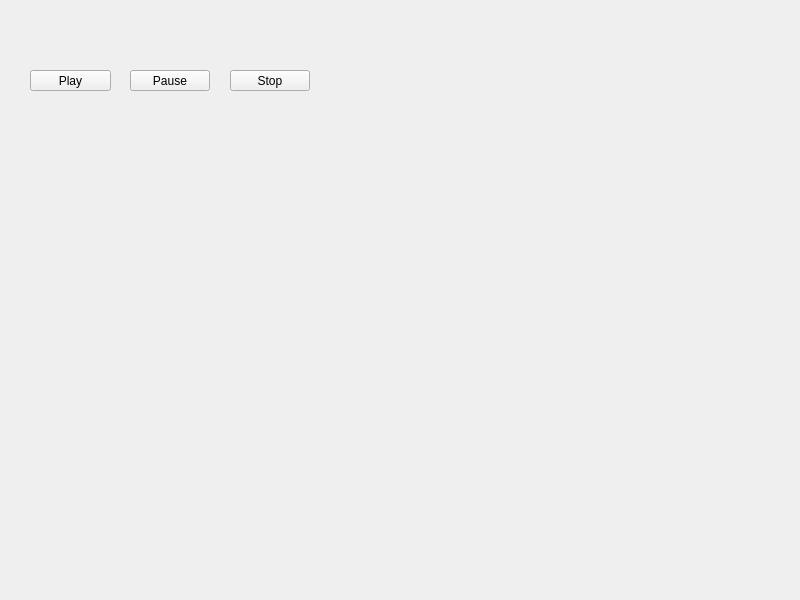
Before: the Qt Designer form widget.ui in Boriz81/QtMediaPlayer2, drawn with Qt 5.
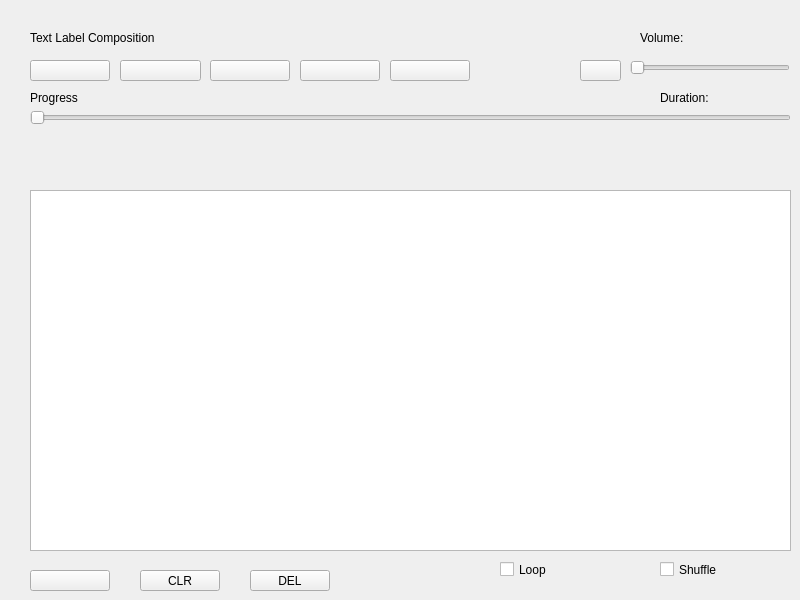
After: the same form once the commit is applied. Icons and pictures are not drawn.

Diff of the .ui file:
```diff
--- a/widget.ui
+++ b/widget.ui
@@ -20,40 +20,232 @@
   <widget class="QPushButton" name="pushButtonPlay">
    <property name="geometry">
     <rect>
-     <x>30</x>
-     <y>70</y>
+     <x>120</x>
+     <y>60</y>
      <width>81</width>
      <height>21</height>
     </rect>
    </property>
    <property name="text">
-    <string>Play</string>
+    <string/>
    </property>
   </widget>
   <widget class="QPushButton" name="pushButtonPause">
    <property name="geometry">
     <rect>
-     <x>130</x>
-     <y>70</y>
+     <x>210</x>
+     <y>60</y>
      <width>80</width>
      <height>21</height>
     </rect>
    </property>
    <property name="text">
-    <string>Pause</string>
+    <string/>
    </property>
   </widget>
   <widget class="QPushButton" name="pushButtonStop">
    <property name="geometry">
     <rect>
-     <x>230</x>
-     <y>70</y>
+     <x>300</x>
+     <y>60</y>
      <width>80</width>
      <height>21</height>
     </rect>
    </property>
    <property name="text">
-    <string>Stop</string>
+    <string/>
+   </property>
+  </widget>
+  <widget class="QLabel" name="labelComposition">
+   <property name="geometry">
+    <rect>
+     <x>30</x>
+     <y>30</y>
+     <width>531</width>
+     <height>16</height>
+    </rect>
+   </property>
+   <property name="text">
+    <string>Text Label Composition</string>
+   </property>
+  </widget>
+  <widget class="QPushButton" name="pushButtonOpen">
+   <property name="geometry">
+    <rect>
+     <x>30</x>
+     <y>570</y>
+     <width>80</width>
+     <height>21</height>
+    </rect>
+   </property>
+   <property name="text">
+    <string/>
+   </property>
+  </widget>
+  <widget class="QPushButton" name="pushButtonPrev">
+   <property name="geometry">
+    <rect>
+     <x>30</x>
+     <y>60</y>
+     <width>80</width>
+     <height>21</height>
+    </rect>
+   </property>
+   <property name="text">
+    <string/>
+   </property>
+  </widget>
+  <widget class="QPushButton" name="pushButtonNext">
+   <property name="geometry">
+    <rect>
+     <x>390</x>
+     <y>60</y>
+     <width>80</width>
+     <height>21</height>
+    </rect>
+   </property>
+   <property name="text">
+    <string/>
+   </property>
+  </widget>
+  <widget class="QSlider" name="horizontalSliderVolume">
+   <property name="geometry">
+    <rect>
+     <x>630</x>
+     <y>60</y>
+     <width>160</width>
+     <height>16</height>
+    </rect>
+   </property>
+   <property name="orientation">
+    <enum>Qt::Horizontal</enum>
+   </property>
+  </widget>
+  <widget class="QLabel" name="labelVolume">
+   <property name="geometry">
+    <rect>
+     <x>640</x>
+     <y>30</y>
+     <width>131</width>
+     <height>16</height>
+    </rect>
+   </property>
+   <property name="text">
+    <string>Volume:</string>
+   </property>
+  </widget>
+  <widget class="QSlider" name="horizontalSliderProgress">
+   <property name="geometry">
+    <rect>
+     <x>30</x>
+     <y>110</y>
+     <width>761</width>
+     <height>16</height>
+    </rect>
+   </property>
+   <property name="orientation">
+    <enum>Qt::Horizontal</enum>
+   </property>
+  </widget>
+  <widget class="QLabel" name="labelProgress">
+   <property name="geometry">
+    <rect>
+     <x>30</x>
+     <y>90</y>
+     <width>161</width>
+     <height>16</height>
+    </rect>
+   </property>
+   <property name="text">
+    <string>Progress</string>
+   </property>
+  </widget>
+  <widget class="QLabel" name="labelDuration">
+   <property name="geometry">
+    <rect>
+     <x>660</x>
+     <y>90</y>
+     <width>121</width>
+     <height>16</height>
+    </rect>
+   </property>
+   <property name="text">
+    <string>Duration:</string>
+   </property>
+  </widget>
+  <widget class="QPushButton" name="pushButtonMute">
+   <property name="geometry">
+    <rect>
+     <x>580</x>
+     <y>60</y>
+     <width>41</width>
+     <height>21</height>
+    </rect>
+   </property>
+   <property name="text">
+    <string/>
+   </property>
+  </widget>
+  <widget class="QTableView" name="tableViewPlaylist">
+   <property name="geometry">
+    <rect>
+     <x>30</x>
+     <y>190</y>
+     <width>761</width>
+     <height>361</height>
+    </rect>
+   </property>
+  </widget>
+  <widget class="QCheckBox" name="checkBoxLoop">
+   <property name="geometry">
+    <rect>
+     <x>500</x>
+     <y>560</y>
+     <width>72</width>
+     <height>19</height>
+    </rect>
+   </property>
+   <property name="text">
+    <string>Loop</string>
+   </property>
+  </widget>
+  <widget class="QCheckBox" name="checkBoxShuffle">
+   <property name="geometry">
+    <rect>
+     <x>660</x>
+     <y>560</y>
+     <width>72</width>
+     <height>19</height>
+    </rect>
+   </property>
+   <property name="text">
+    <string>Shuffle</string>
+   </property>
+  </widget>
+  <widget class="QPushButton" name="pushButtonClear">
+   <property name="geometry">
+    <rect>
+     <x>140</x>
+     <y>570</y>
+     <width>80</width>
+     <height>21</height>
+    </rect>
+   </property>
+   <property name="text">
+    <string>CLR</string>
+   </property>
+  </widget>
+  <widget class="QPushButton" name="pushButtonDelete">
+   <property name="geometry">
+    <rect>
+     <x>250</x>
+     <y>570</y>
+     <width>80</width>
+     <height>21</height>
+    </rect>
+   </property>
+   <property name="text">
+    <string>DEL</string>
    </property>
   </widget>
  </widget>
```
